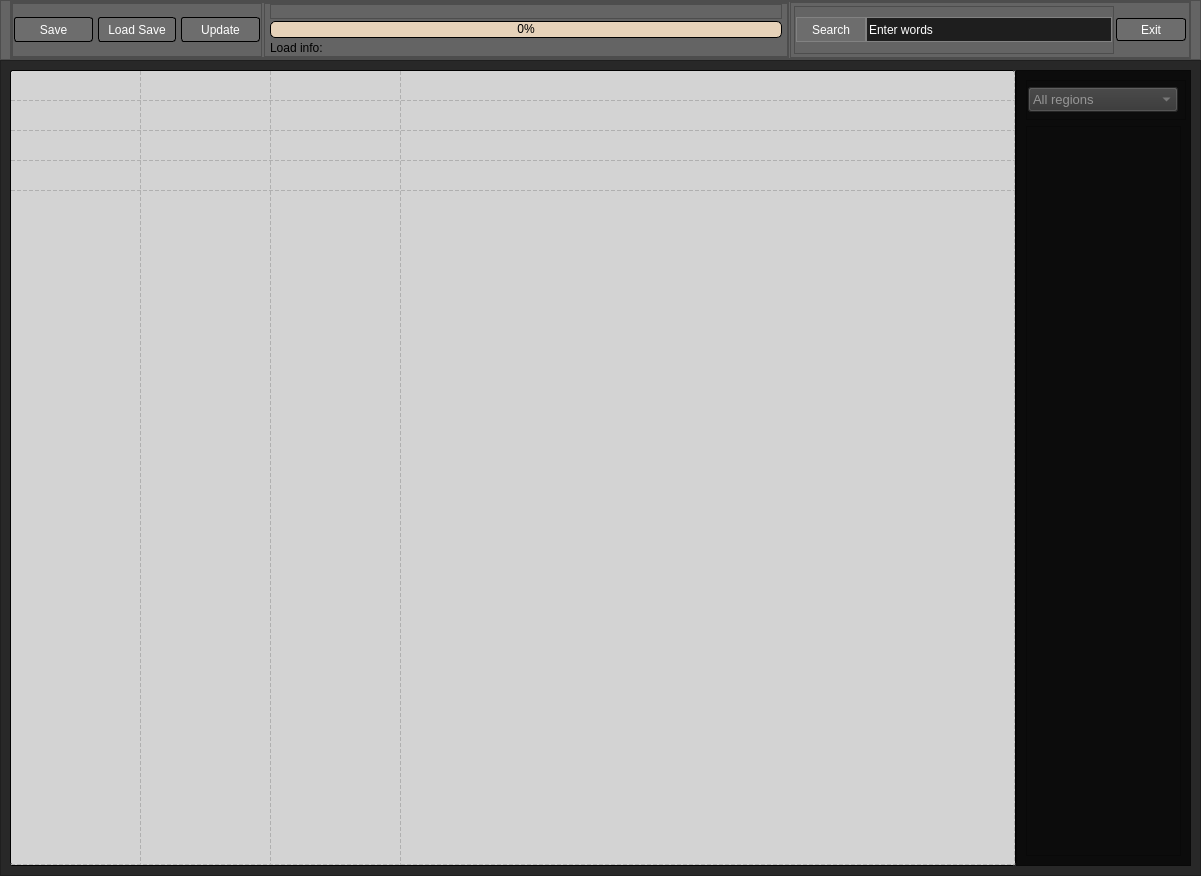
AndreSci/TRADER_pars, file graphic_main.ui: the form before one commit.
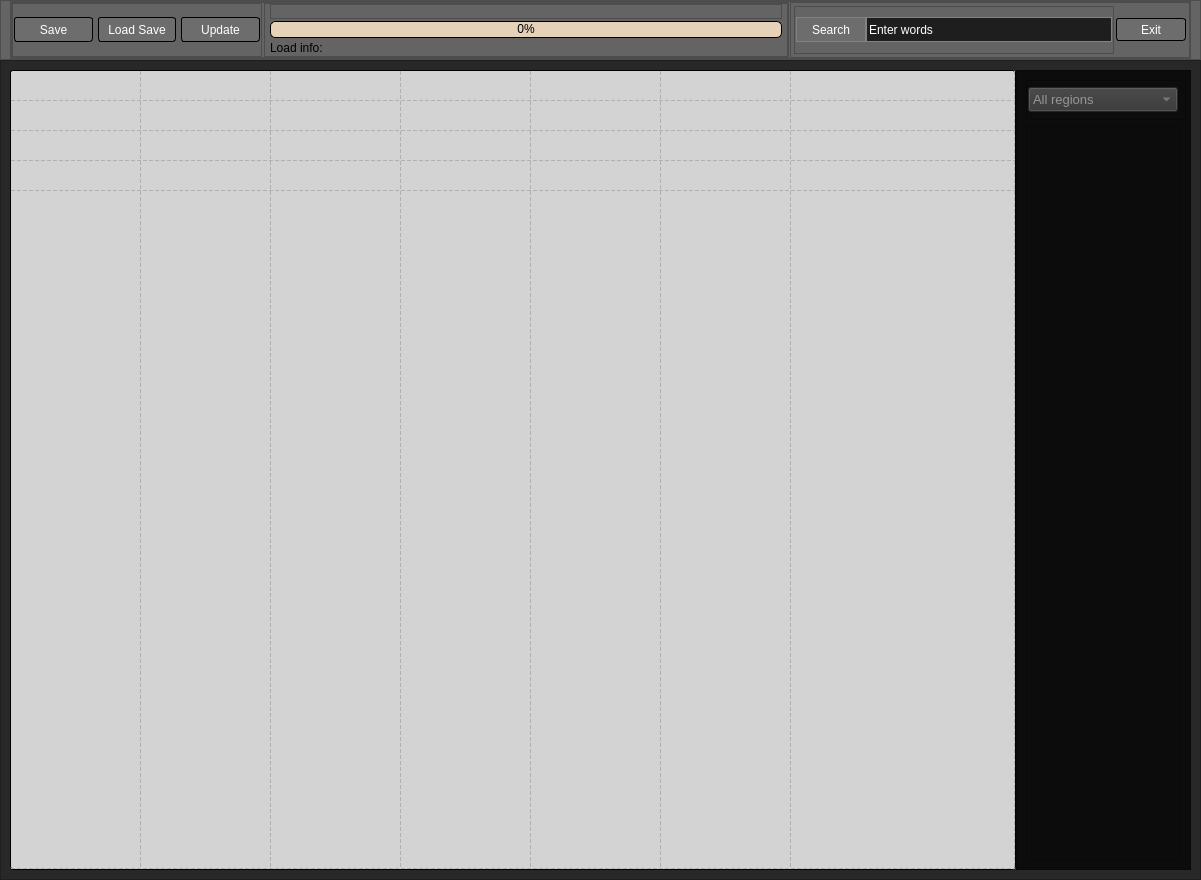
The form after the commit. Icons and pictures are not drawn.

Diff of the .ui file:
```diff
--- a/graphic_main.ui
+++ b/graphic_main.ui
@@ -7,7 +7,7 @@
     <x>0</x>
     <y>0</y>
     <width>1201</width>
-    <height>876</height>
+    <height>880</height>
    </rect>
   </property>
   <property name="minimumSize">
@@ -606,6 +606,9 @@
             <property name="frameShape">
              <enum>QFrame::Box</enum>
             </property>
+            <property name="sizeAdjustPolicy">
+             <enum>QAbstractScrollArea::AdjustToContents</enum>
+            </property>
             <property name="autoScroll">
              <bool>false</bool>
             </property>
@@ -625,7 +628,7 @@
              <number>5</number>
             </property>
             <property name="columnCount">
-             <number>4</number>
+             <number>7</number>
             </property>
             <attribute name="horizontalHeaderVisible">
              <bool>false</bool>
@@ -660,6 +663,9 @@
             <column/>
             <column/>
             <column/>
+            <column/>
+            <column/>
+            <column/>
             <item row="0" column="0">
              <property name="text">
               <string/>
```
Left out of the diff: 3 changed lines with no effect on the pictures.
